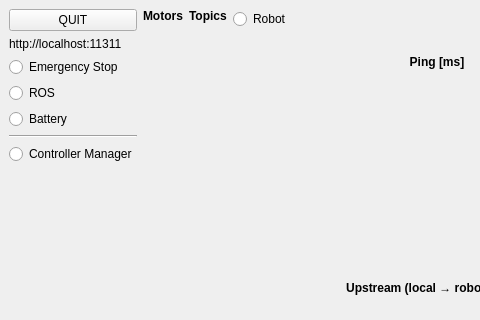
hucebot/robot_dashboard, file dashboard.ui: the form before one commit; both pictures show x 0 to 480 and y 0 to 320 of the 1063 by 774 pixel window.
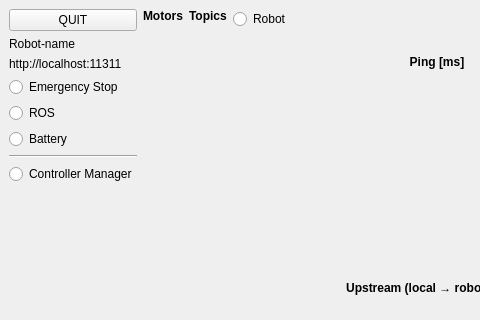
The form after the commit. Custom widgets are drawn as their Qt base class.

```diff
--- a/dashboard.ui
+++ b/dashboard.ui
@@ -36,6 +36,13 @@
         </property>
        </widget>
       </item>
+      <item>
+       <widget class="QLabel" name="label_robot_name">
+        <property name="text">
+         <string>Robot-name</string>
+        </property>
+       </widget>
+      </item>
       <item>
        <widget class="QLabel" name="label_ros_uri">
         <property name="text">
```
